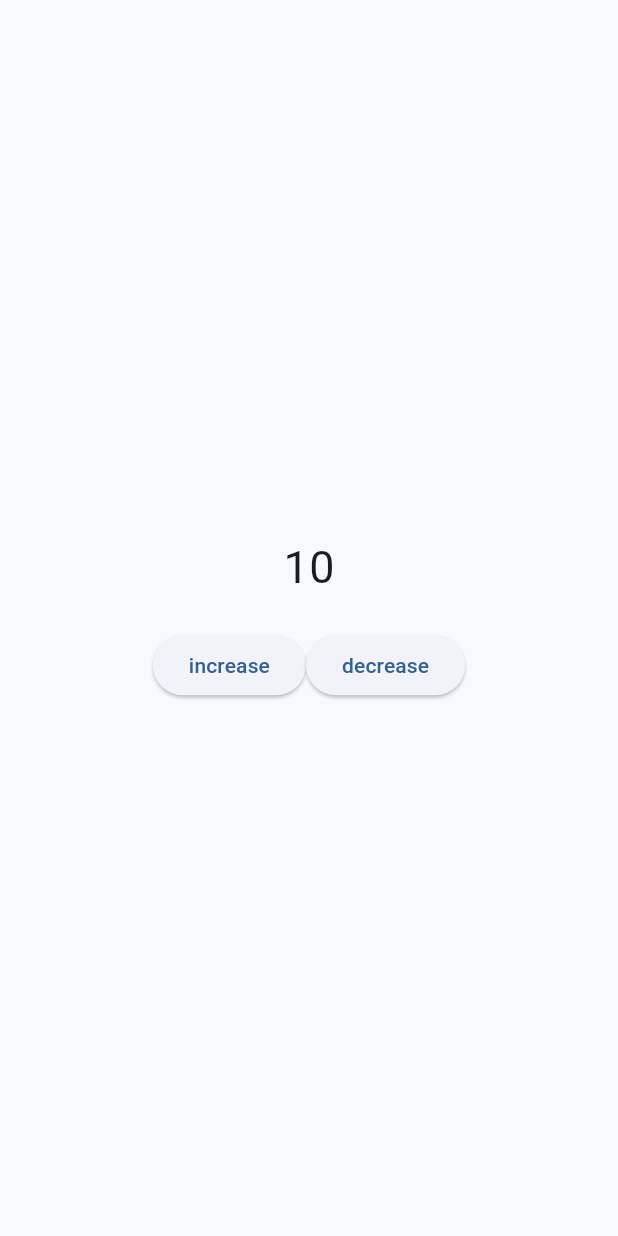
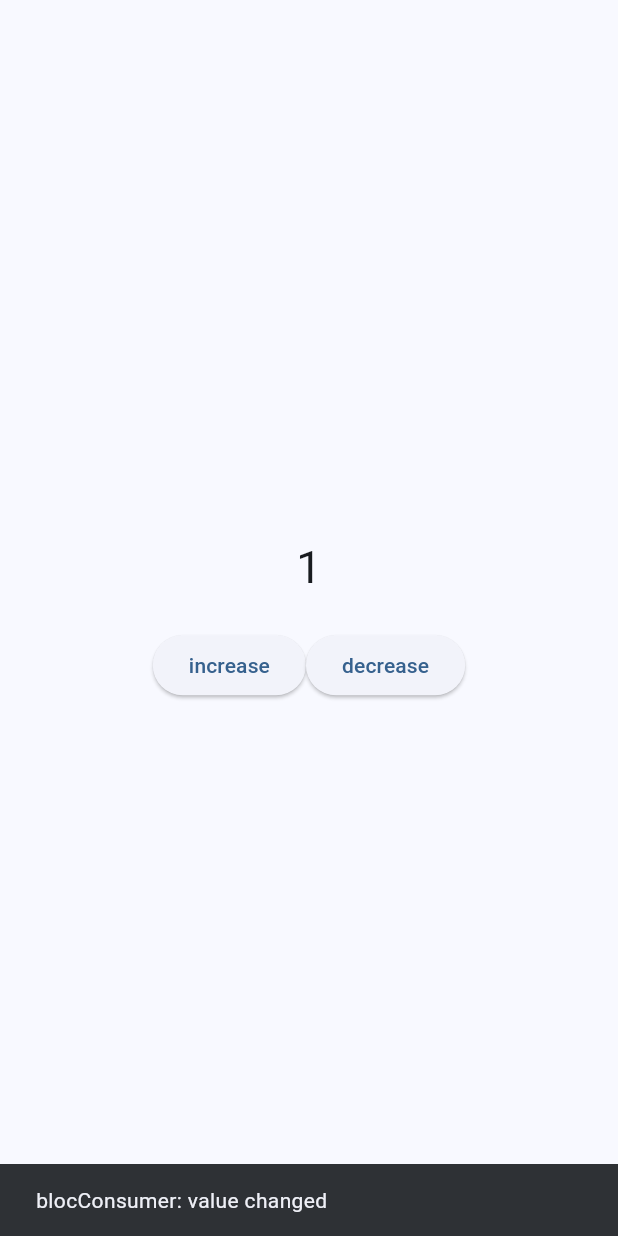
Before and after one commit to TheDP66/testingbloc_course, a Flutter app: the screen it shows after launch, after a tap on "increase", on a phone screen of 412 x 824 dp. Run offline on Flutter 3.47's test engine with Material 3 defaults, Android fonts, the phone set to English and light mode, and no system bars; our stand-ins replace bloc, flutter_bloc.

Commit message:
add bloc listener and builder

```diff
--- a/lib/bloc/counter_cubit.dart
+++ b/lib/bloc/counter_cubit.dart
@@ -3,7 +3,7 @@ import 'package:bloc/bloc.dart';
 class CounterCubit extends Cubit<int> {
   // CounterCubit(super.initialState);
 
-  CounterCubit() : super(10);
+  CounterCubit() : super(0);
 
   void increase() {
     emit(state + 1);
--- a/lib/home_page.dart
+++ b/lib/home_page.dart
@@ -8,13 +8,30 @@ class HomePage extends StatelessWidget {
   @override
   Widget build(BuildContext context) {
     return Scaffold(
-      body: BlocProvider(
-        create: (context) => CounterCubit(),
-        child: Center(
+      body: Center(
         child: Column(
           mainAxisAlignment: MainAxisAlignment.center,
           children: [
-              BlocBuilder<CounterCubit, int>(
+            // ? only listen to changes
+            // BlocListener<CounterCubit, int>(
+            //   listener: (context, state) {
+            //     ScaffoldMessenger.of(context).showSnackBar(
+            //       const SnackBar(
+            //         content: Text("blocListener: value changed"),
+            //       ),
+            //     );
+            //   },
+            //   child: Container(),
+            // ),
+            // ? listen and build changes
+            BlocConsumer<CounterCubit, int>(
+              listener: (context, state) {
+                ScaffoldMessenger.of(context).showSnackBar(
+                  const SnackBar(
+                    content: Text("blocConsumer: value changed"),
+                  ),
+                );
+              },
               builder: (context, state) {
                 return Text(
                   state.toString(),
@@ -24,6 +41,17 @@ class HomePage extends StatelessWidget {
                 );
               },
             ),
+            // ? only build changes
+            // BlocBuilder<CounterCubit, int>(
+            //   builder: (context, state) {
+            //     return Text(
+            //       state.toString(),
+            //       style: const TextStyle(
+            //         fontSize: 30,
+            //       ),
+            //     );
+            //   },
+            // ),
             const SizedBox(height: 20),
             Row(
               mainAxisAlignment: MainAxisAlignment.center,
@@ -46,7 +74,6 @@ class HomePage extends StatelessWidget {
           ],
         ),
       ),
-      ),
     );
   }
 }
```
Also changed, not shown: 1 other file. Lines whose indentation alone changed are shown as unchanged.
